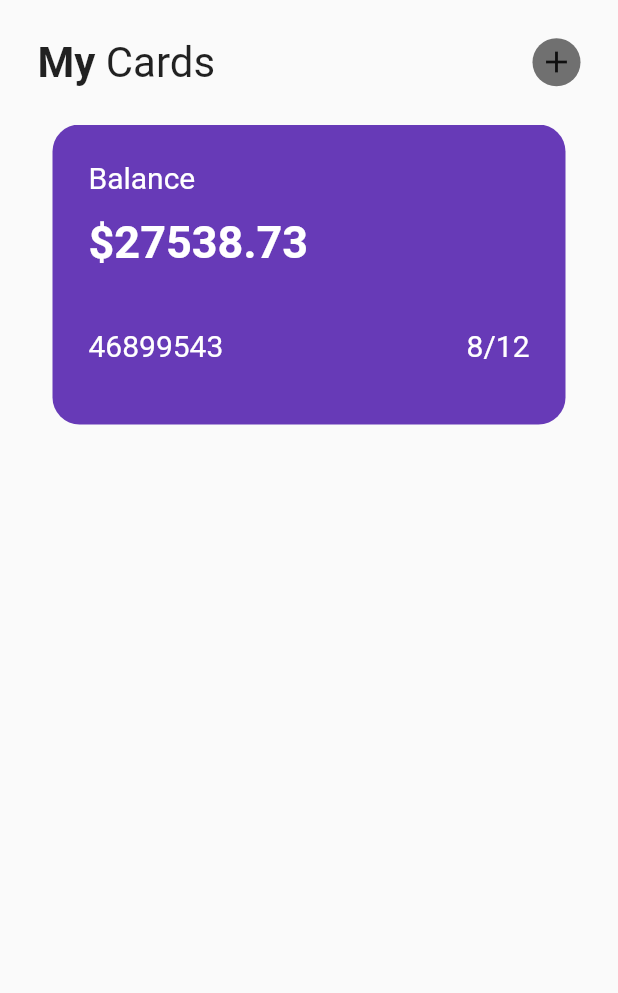
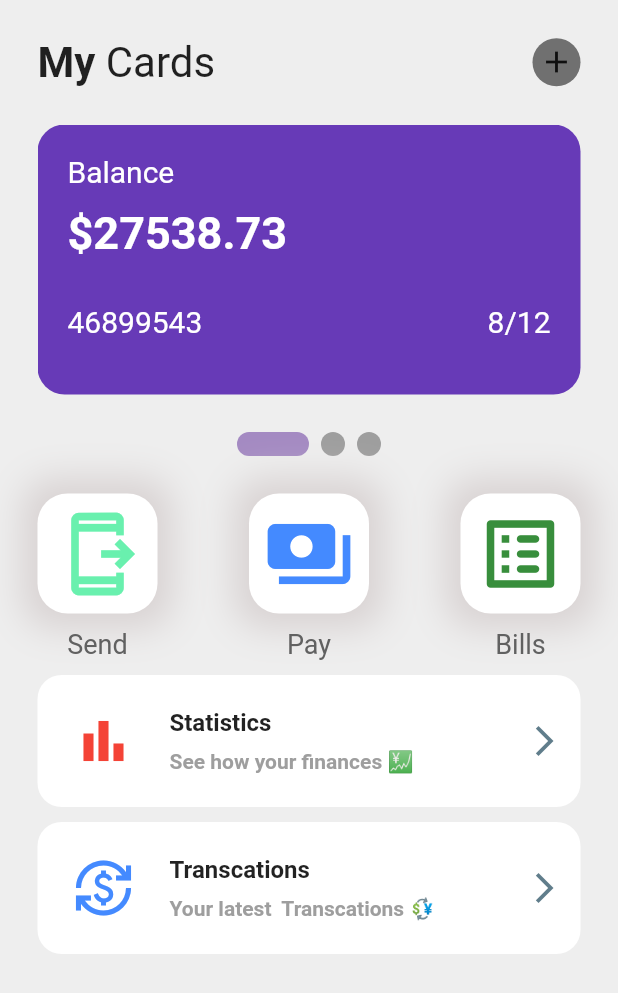
Before and after one commit to kbmufti/wallletapp, a Flutter app: the screen it shows after launch, on a phone screen of 412 x 824 dp. Shown: the top 993 px of the screen. Run offline on Flutter 3.47's test engine with Material 2 defaults, Android fonts, the phone set to English and light mode, and no system bars; drawn by our look-alikes of smooth_page_indicator.

Commit message:
added pay, bills & send icons

```diff
--- a/lib/pages/home_page.dart
+++ b/lib/pages/home_page.dart
@@ -1,7 +1,10 @@
 // ignore_for_file: prefer_const_constructors, prefer_const_constructors_in_immutables, prefer_const_literals_to_create_immutables, avoid_unnecessary_containers
 
 import 'package:flutter/material.dart';
+import 'package:smooth_page_indicator/smooth_page_indicator.dart';
 import 'package:wallletapp/util/money_card.dart';
+import 'package:wallletapp/util/pay_send_icons.dart';
+import 'package:wallletapp/util/statistics.dart';
 
 class Homepage extends StatefulWidget {
   Homepage({Key? key}) : super(key: key);
@@ -16,15 +19,33 @@ class _HomepageState extends State<Homepage> {
     ['Credit', -68848.73, 8009867, 06, 09],
     ['Sent', 779938.73, 4798953, 04, 02]
   ];
+
   List<Color> colors = [
     Colors.deepPurple,
     Colors.greenAccent,
     Colors.blueAccent
   ];
+  final List statTrancTitles = [
+    ['Statistics', 'See how your finances 💹'],
+    ['Transcations', 'Your latest  Transcations 💱']
+  ];
+
+  List<IconData> icons = [
+    Icons.bar_chart_outlined,
+    Icons.currency_exchange_outlined
+  ];
+
+  List<Color> listColors = [
+    Colors.red,
+    Colors.blueAccent,
+  ];
+
+  final _controller = PageController();
+
   @override
   Widget build(BuildContext context) {
     return Scaffold(
-      // my cards text & plus button
+      backgroundColor: Colors.grey.shade200,
       body: Padding(
         padding: const EdgeInsets.only(top: 25, left: 25, right: 25),
         child: Column(
@@ -33,6 +54,7 @@ class _HomepageState extends State<Homepage> {
               mainAxisAlignment: MainAxisAlignment.spaceBetween,
               children: [
                 Row(
+                  // my cards text & plus button
                   children: [
                     Text('My',
                         style: TextStyle(
@@ -58,15 +80,18 @@ class _HomepageState extends State<Homepage> {
             SizedBox(
               height: 25,
             ),
-
-            Container(
-              height: 200,
+            // pageview -> my money cards, horizontal scroll
+            SizedBox(
+              height: 180,
               child: PageView.builder(
+                  controller: _controller,
                   itemCount: cardInfo.length,
                   scrollDirection: Axis.horizontal,
                   itemBuilder: (BuildContext context, int index) {
                     return Padding(
-                      padding: EdgeInsets.symmetric(horizontal: 10),
+                      /*padding left, only after the first card */
+                      padding:
+                          EdgeInsets.symmetric(horizontal: index == 0 ? 0 : 8),
                       child: Cards(
                         balance: cardInfo[index][1],
                         cardTitle: cardInfo[index][0],
@@ -77,13 +102,63 @@ class _HomepageState extends State<Homepage> {
                       ),
                     );
                   }),
-            )
-            // pageview -> my money cards, horizontal scroll
+            ),
+
+            SizedBox(
+              height: 25,
+            ),
+            // pageview  page indicator
+            SmoothPageIndicator(
+              controller: _controller,
+              count: cardInfo.length,
+              effect: const ExpandingDotsEffect(
+                  activeDotColor: Color.fromARGB(148, 110, 66, 163)),
+            ),
+
+            SizedBox(
+              height: 25,
+            ),
+            //  pay, send & bills buttons widget
+            Row(
+              mainAxisAlignment: MainAxisAlignment.spaceBetween,
+              children: [
+                MyIcons(
+                    buttonText: 'Send',
+                    icon: Icons.send_to_mobile_outlined,
+                    color: Colors.greenAccent),
+                MyIcons(
+                    buttonText: 'Pay',
+                    icon: Icons.payments,
+                    color: Colors.blueAccent),
+                MyIcons(
+                    buttonText: 'Bills',
+                    icon: Icons.list_alt_rounded,
+                    color: Colors.green[700]),
+              ],
+            ),
+
+            SizedBox(
+              height: 10,
+            ),
+            SizedBox(
+              height: 230,
+              child: ListView.builder(
+                itemCount: 2,
+                itemBuilder: (BuildContext context, int index) {
+                  return Padding(
+                    padding: EdgeInsets.only(bottom: index == 1 ? 0 : 10),
+                    child: MyStatistics(
+                        icon: icons[index],
+                        subTitle: statTrancTitles[index][1],
+                        title: statTrancTitles[index][0],
+                        Color: listColors[index]),
+                  );
+                },
+              ),
+            ),
           ],
         ),
       ),
-
-      // pay, send & bills buttons
 
       // stats and transactions
     );
--- a/lib/util/money_card.dart
+++ b/lib/util/money_card.dart
@@ -24,8 +24,7 @@ class Cards extends StatelessWidget {
   Widget build(BuildContext context) {
     return Container(
       width: 300,
-      height: 200,
-      padding: EdgeInsets.all(24),
+      padding: EdgeInsets.all(20),
       decoration:
           BoxDecoration(color: color, borderRadius: BorderRadius.circular(18)),
       child: Column(
@@ -36,7 +35,7 @@ class Cards extends StatelessWidget {
             style: TextStyle(fontSize: 20, color: Colors.white),
           ),
           SizedBox(
-            height: 14,
+            height: 12,
           ),
           Text(
             '\$' + balance.toString(),
@@ -44,7 +43,7 @@ class Cards extends StatelessWidget {
                 fontSize: 30, fontWeight: FontWeight.bold, color: Colors.white),
           ),
           SizedBox(
-            height: 40,
+            height: 30,
           ),
           Row(
             mainAxisAlignment: MainAxisAlignment.spaceBetween,
--- /dev/null
+++ b/lib/util/pay_send_icons.dart
@@ -0,0 +1,48 @@
+// ignore_for_file: prefer_const_constructors
+
+import 'package:flutter/material.dart';
+
+class MyIcons extends StatelessWidget {
+  final String buttonText;
+  final icon;
+  final color;
+  const MyIcons(
+      {Key? key,
+      required this.buttonText,
+      required this.icon,
+      required this.color})
+      : super(key: key);
+
+  @override
+  Widget build(BuildContext context) {
+    return Column(
+      children: [
+        Container(
+            padding: EdgeInsets.all(10),
+            // height: 90,
+            decoration: BoxDecoration(
+                color: Colors.white,
+                borderRadius: BorderRadius.circular(20),
+                boxShadow: const [
+                  BoxShadow(
+                      color: Color.fromARGB(255, 216, 210, 210),
+                      blurRadius: 20,
+                      spreadRadius: 10)
+                ]),
+            child: Center(
+                child: Icon(
+              icon,
+              size: 60,
+              color: color,
+            ))),
+        SizedBox(
+          height: 10,
+        ),
+        Text(
+          buttonText,
+          style: TextStyle(fontSize: 18, color: Colors.grey[700]),
+        )
+      ],
+    );
+  }
+}
--- /dev/null
+++ b/lib/util/statistics.dart
@@ -0,0 +1,73 @@
+// ignore_for_file: prefer_const_constructors, prefer_const_literals_to_create_immutables
+
+import 'package:flutter/material.dart';
+
+class MyStatistics extends StatelessWidget {
+  final icon;
+  final String title;
+  final String subTitle;
+  final Color;
+  const MyStatistics(
+      {Key? key,
+      required this.icon,
+      required this.subTitle,
+      required this.title,
+      required this.Color})
+      : super(key: key);
+
+  @override
+  Widget build(BuildContext context) {
+    return Container(
+      // height: 100,
+      padding: const EdgeInsets.all(12),
+      decoration: BoxDecoration(
+        borderRadius: BorderRadius.circular(16.0),
+        color: Colors.white,
+      ),
+      child: Row(
+        mainAxisAlignment: MainAxisAlignment.spaceBetween,
+        children: [
+          Row(
+            children: [
+              ClipRRect(
+                borderRadius: BorderRadius.circular(16),
+                child: Container(
+                    padding: EdgeInsets.all(12),
+                    // color: Color.fromARGB(255, 255, 255, 255),
+                    child: Icon(
+                      icon,
+                      size: 40,
+                      color: Color,
+                    )),
+              ),
+              SizedBox(
+                width: 12,
+              ),
+              Column(
+                crossAxisAlignment: CrossAxisAlignment.start,
+                children: [
+                  Text(
+                    title,
+                    style: TextStyle(fontSize: 16, fontWeight: FontWeight.bold),
+                  ),
+                  SizedBox(
+                    height: 8,
+                  ),
+                  Text(
+                    subTitle,
+                    style: TextStyle(
+                        fontWeight: FontWeight.bold, color: Colors.grey),
+                  )
+                ],
+              )
+            ],
+          ),
+          Icon(
+            Icons.arrow_forward_ios_outlined,
+            color: Colors.blueGrey,
+          )
+        ],
+      ),
+    );
+  }
+}
```
